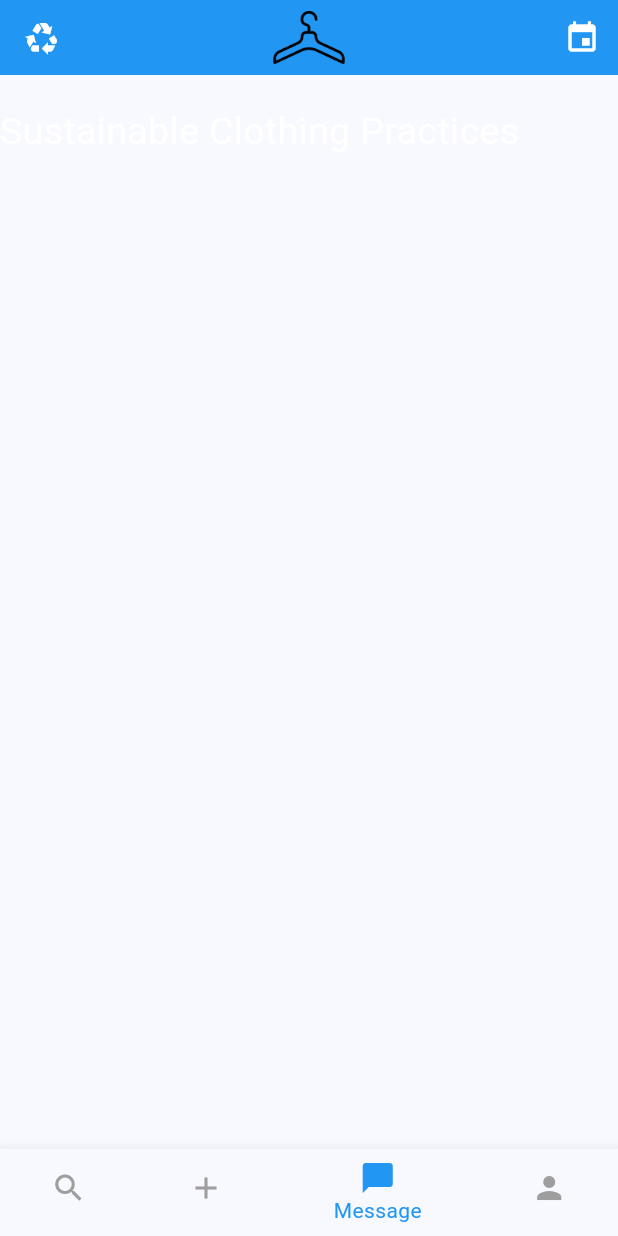
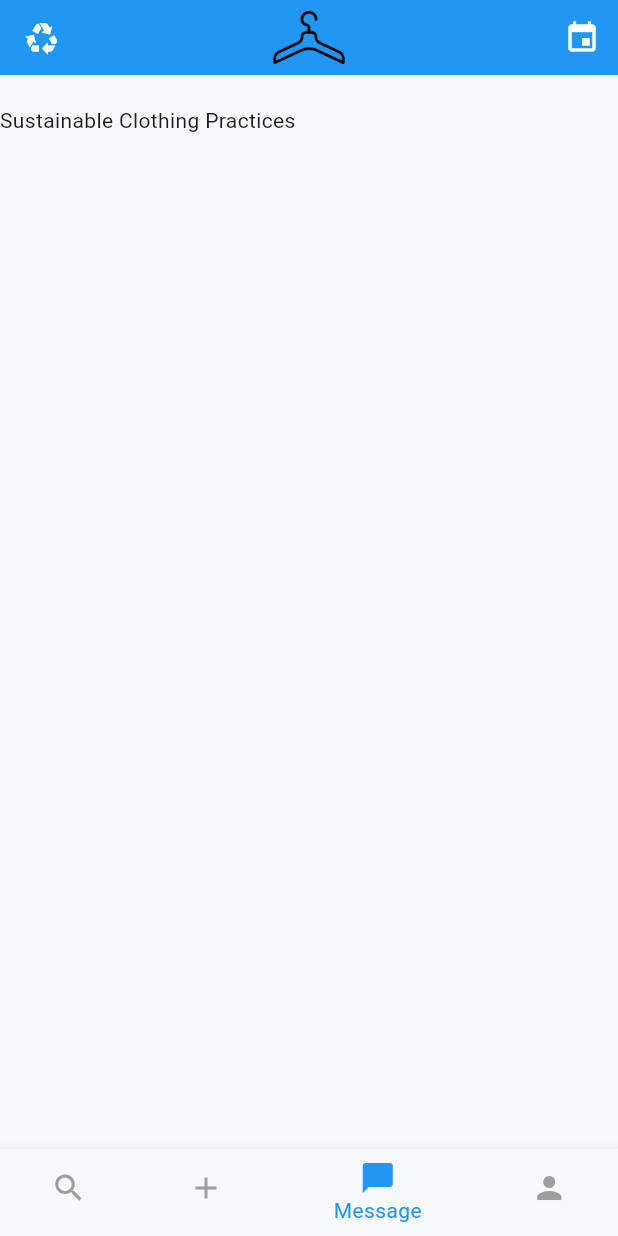
Before and after one commit to Fiversity-1/StyleSwap, a Flutter app: the Education screen opened directly, on a phone screen of 412 x 824 dp. Run offline on Flutter 3.47's test engine with Material 3 defaults, Android fonts, the phone set to English and light mode, and no system bars; our stand-ins replace flutter_card_swiper, flutter_hooks, im_stepper, image_picker, lottie; missing offline and left inert: tutorial_coach_mark.

Commit message:
Every page should be 99% contrallable from main with colour

```diff
--- a/lib/features/community/education.dart
+++ b/lib/features/community/education.dart
@@ -7,20 +7,20 @@ class Education extends StatelessWidget {
 
   @override
   Widget build(BuildContext context) {
-    return const Scaffold(
-      appBar: PreferredSize(
+    return Scaffold(
+      appBar: const PreferredSize(
         preferredSize: Size.fromHeight(50),
         child: CustomTopAppBar(),
       ),
-      bottomNavigationBar: CustomBottomNavBar(currentIndex: 2),
+      bottomNavigationBar: const CustomBottomNavBar(currentIndex: 2),
       body: Column(
         children: [
           Padding(
-            padding: EdgeInsets.only(top: (20.0)),
+            padding: const EdgeInsets.only(top: (20.0)),
             child: Text(
               'Sustainable Clothing Practices',
               textAlign: TextAlign.center,
-              style: TextStyle(fontSize: 25, color: Colors.white),
+              style: Theme.of(context).textTheme.bodyMedium,
             ),
           ),
         ],
--- a/lib/features/community/eventlist.dart
+++ b/lib/features/community/eventlist.dart
@@ -64,7 +64,6 @@ class EventList extends StatelessWidget {
                             topRight: Radius.circular(8)),
                       ),
                       onTap: () {},
-                      tileColor: Colors.white,
                       title: Row(
                         mainAxisAlignment: MainAxisAlignment.center,
                         children: [
@@ -96,7 +95,6 @@ class EventList extends StatelessWidget {
                           width: width,
                           decoration: const BoxDecoration(
                             shape: BoxShape.rectangle,
-                            color: Colors.white,
                             borderRadius: BorderRadius.only(
                                 bottomLeft: Radius.circular(8),
                                 bottomRight: Radius.circular(8)),
@@ -107,14 +105,12 @@ class EventList extends StatelessWidget {
                               IconButton(
                                   icon: const Icon(Icons.favorite_border),
                                   iconSize: 35,
-                                  color: Colors.red,
                                   onPressed: () {
                                     Colors.black;
                                   }),
                               IconButton(
                                   icon: const Icon(Icons.comment),
                                   iconSize: 35,
-                                  color: Colors.blue,
                                   onPressed: () {
                                     Navigator.pushNamed(context, '/eventlist');
                                   })
--- a/lib/features/messaging/messagechat.dart
+++ b/lib/features/messaging/messagechat.dart
@@ -29,7 +29,6 @@ class _MessageChatState extends State<MessageChat> {
                 child: IconButton(
                   icon: const Icon(Icons.arrow_back_ios),
                   iconSize: 35,
-                  color: Colors.white,
                   onPressed: () {},
                 ),
               ),
@@ -56,14 +55,13 @@ class _MessageChatState extends State<MessageChat> {
                   controller: _sendText,
                   decoration: InputDecoration(
                     border: OutlineInputBorder(
-                        borderRadius: BorderRadius.circular(15),
-                        borderSide: const BorderSide(color: Colors.blue)),
+                      borderRadius: BorderRadius.circular(15),
+                    ),
                     hintText: 'Aa',
                     filled: true,
                     fillColor: Colors.white,
                     suffix: IconButton(
                       icon: const Icon(Icons.send),
-                      color: Colors.blue,
                       onPressed: () {
                         _sendText.clear();
                       },
--- a/lib/features/messaging/messageinbox.dart
+++ b/lib/features/messaging/messageinbox.dart
@@ -41,13 +41,13 @@ class Message extends StatelessWidget {
                   },
                   hoverColor: Theme.of(context).primaryColor.withAlpha(240),
                   splashColor: Theme.of(context).primaryColor.withAlpha(240),
-                  shape: const RoundedRectangleBorder(
+                  shape: RoundedRectangleBorder(
                     side: BorderSide(
-                        color: Color.fromRGBO(107, 163, 104, 1), width: 0.5),
+                        color: Theme.of(context).primaryColor.withAlpha(240),
+                        width: 0.5),
                   ),
                   title: Text('Person $index',
                       style: Theme.of(context).textTheme.headlineSmall),
-                  tileColor: Colors.white,
                   subtitle: Text('Random Subject text here...',
                       style: Theme.of(context).textTheme.bodyMedium),
                   leading: const CircleAvatar(
--- a/lib/features/profile/presentation/profile.dart
+++ b/lib/features/profile/presentation/profile.dart
@@ -27,8 +27,7 @@ class Profile extends StatelessWidget {
                 child: Container(
                     height: 150,
                     width: 180,
-                    decoration: const BoxDecoration(
-                        shape: BoxShape.circle, color: Colors.white),
+                    decoration: const BoxDecoration(shape: BoxShape.circle),
                     child: Image.asset(
                       'lib/images/person.png',
                       fit: BoxFit.contain,
@@ -50,7 +49,6 @@ class Profile extends StatelessWidget {
                   width: 300,
                   decoration: BoxDecoration(
                       shape: BoxShape.rectangle,
-                      color: Colors.white,
                       borderRadius: BorderRadius.circular(10)),
                   child: Text(
                     'This is random fill!esssr text for the sake of seeing what it',
--- a/lib/features/profile/presentation/profilegalleryviewtop.dart
+++ b/lib/features/profile/presentation/profilegalleryviewtop.dart
@@ -33,7 +33,6 @@ class ProfileGalleryViewTop extends StatelessWidget {
                     child: IconButton(
                         icon: const Icon(Icons.arrow_back_ios),
                         iconSize: 25,
-                        color: Colors.black,
                         onPressed: () {
                           Navigator.pushNamed(context, '/profile');
                         }),
--- a/lib/main.dart
+++ b/lib/main.dart
@@ -53,6 +53,7 @@ ThemeData lightTheme = ThemeData(
         ),
       ),
     ),
+    dialogBackgroundColor: Colors.lightBlue,
     inputDecorationTheme: const InputDecorationTheme(
         fillColor: Colors.white,
         enabledBorder:
```
Also changed, not shown: lib/features/clothing/presentation/swipetop.dart (+18 -49 lines).
